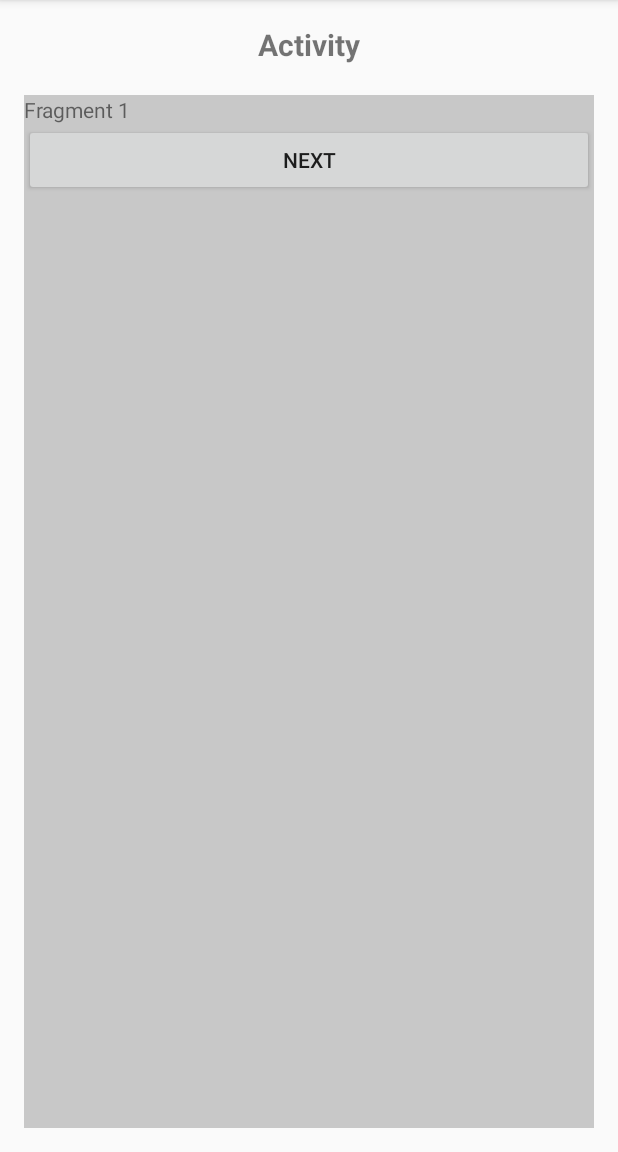
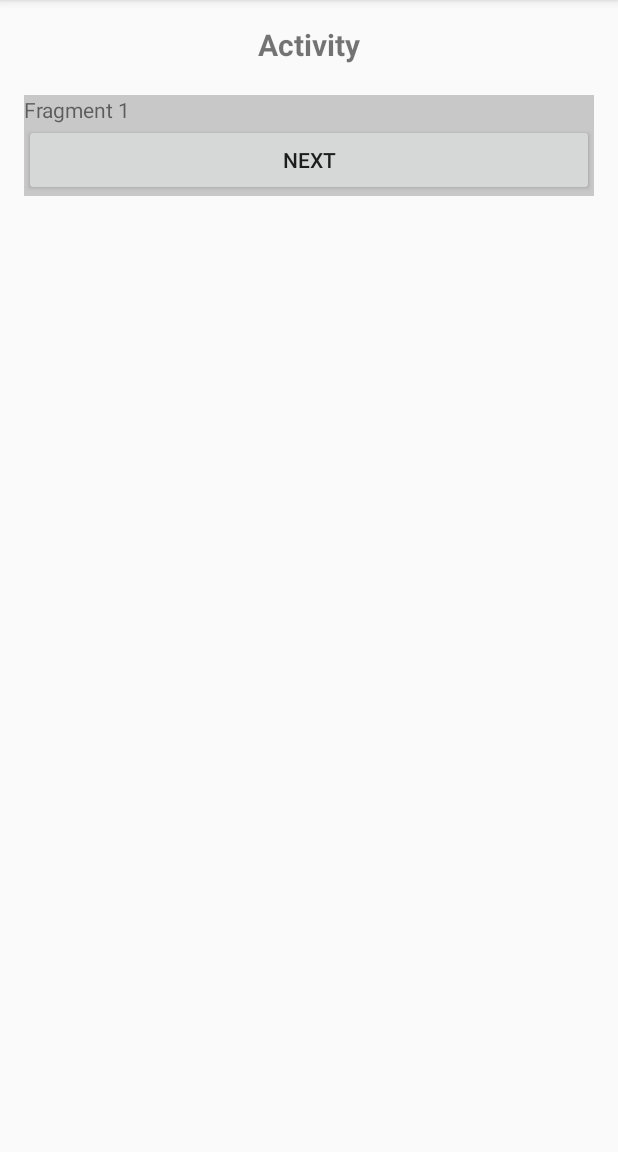
Before and after one commit to sharathp/FragmentNavigation, an Android app: the screen it shows after launch (MainActivity), on a phone screen of 412 x 824 dp, the part 84-1236 px from its top. Run offline under Robolectric (Android 15) with nearby library versions, the phone set to English and light mode, and no system bars.

```diff
--- a/app/src/main/java/com/sharathp/fragmentnavigation/activities/MainActivity.java
+++ b/app/src/main/java/com/sharathp/fragmentnavigation/activities/MainActivity.java
@@ -3,8 +3,8 @@ package com.sharathp.fragmentnavigation.activities;
 import android.os.Bundle;
 import android.support.v7.app.AppCompatActivity;
 
+import com.sharathp.fragmentnavigation.BackstackNavigator;
 import com.sharathp.fragmentnavigation.R;
-import com.sharathp.fragmentnavigation.BackstackNavigator;
 import com.sharathp.fragmentnavigation.fragments.DummyFragment1;
 import com.sharathp.fragmentnavigation.fragments.DummyFragment2;
 import com.sharathp.fragmentnavigation.fragments.DummyFragment3;
@@ -35,12 +35,25 @@ public class MainActivity extends AppCompatActivity implements
         super.onCreate(savedInstanceState);
 
         mBackstackNavigator = new BackstackNavigator(getSupportFragmentManager());
+
+        if (savedInstanceState != null) {
+            mBackstackNavigator.restoreInstanceState(savedInstanceState);
+        }
+
         mContainerId = R.id.fl_container;
 
         setContentView(R.layout.activity_main);
 
-        // add the first fragment without adding to backstack
-        mBackstackNavigator.noAddToBackStack(mContainerId, DummyFragment1.newInstance());
+        if (savedInstanceState == null) {
+            // add the first fragment without adding to backstack
+            mBackstackNavigator.noAddToBackStack(mContainerId, DummyFragment1.newInstance());
+        }
+    }
+
+    @Override
+    public void onSaveInstanceState(final Bundle outState) {
+        super.onSaveInstanceState(outState);
+        mBackstackNavigator.saveInstanceState(outState);
     }
 
     @Override
--- a/app/src/main/res/layout/activity_main.xml
+++ b/app/src/main/res/layout/activity_main.xml
@@ -1,7 +1,10 @@
 <?xml version="1.0" encoding="utf-8"?>
+<ScrollView xmlns:android="http://schemas.android.com/apk/res/android"
+            xmlns:tools="http://schemas.android.com/tools"
+            android:layout_width="match_parent"
+            android:layout_height="match_parent">
+
     <LinearLayout
-    xmlns:android="http://schemas.android.com/apk/res/android"
-    xmlns:tools="http://schemas.android.com/tools"
         android:layout_width="match_parent"
         android:layout_height="match_parent"
         android:orientation="vertical"
@@ -26,3 +29,5 @@
             android:layout_height="match_parent" />
 
     </LinearLayout>
+
+</ScrollView>
```
Also changed, not shown: app/src/main/java/com/sharathp/fragmentnavigation/BackstackNavigator.java (+16 -0 lines). Lines whose indentation alone changed are shown as unchanged.
